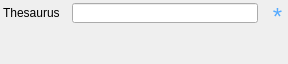
Before: the Qt Designer form pymdwizard/gui/ui_files/keywords_repeater.ui in DOI-USGS/fort-pymdwizard, drawn with Qt 5.
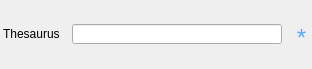
After: the same form once the commit is applied.

Commit message: generic widget with repeating keywords

```diff
--- a/pymdwizard/gui/ui_files/keywords_repeater.ui
+++ b/pymdwizard/gui/ui_files/keywords_repeater.ui
@@ -6,8 +6,8 @@
    <rect>
     <x>0</x>
     <y>0</y>
-    <width>288</width>
-    <height>64</height>
+    <width>312</width>
+    <height>69</height>
    </rect>
   </property>
   <property name="windowTitle">
@@ -124,29 +124,7 @@
     </layout>
    </item>
    <item>
-    <widget class="QWidget" name="keywords_widget" native="true">
-     <property name="sizePolicy">
-      <sizepolicy hsizetype="Preferred" vsizetype="Expanding">
-       <horstretch>0</horstretch>
-       <verstretch>0</verstretch>
-      </sizepolicy>
-     </property>
-     <layout class="QVBoxLayout" name="verticalLayout_2">
-      <item>
-       <spacer name="verticalSpacer">
-        <property name="orientation">
-         <enum>Qt::Vertical</enum>
-        </property>
-        <property name="sizeHint" stdset="0">
-         <size>
-          <width>20</width>
-          <height>3</height>
-         </size>
-        </property>
-       </spacer>
-      </item>
-     </layout>
-    </widget>
+    <layout class="QVBoxLayout" name="keywords_layout"/>
    </item>
   </layout>
  </widget>
```
The commit also changes 4 other files.
